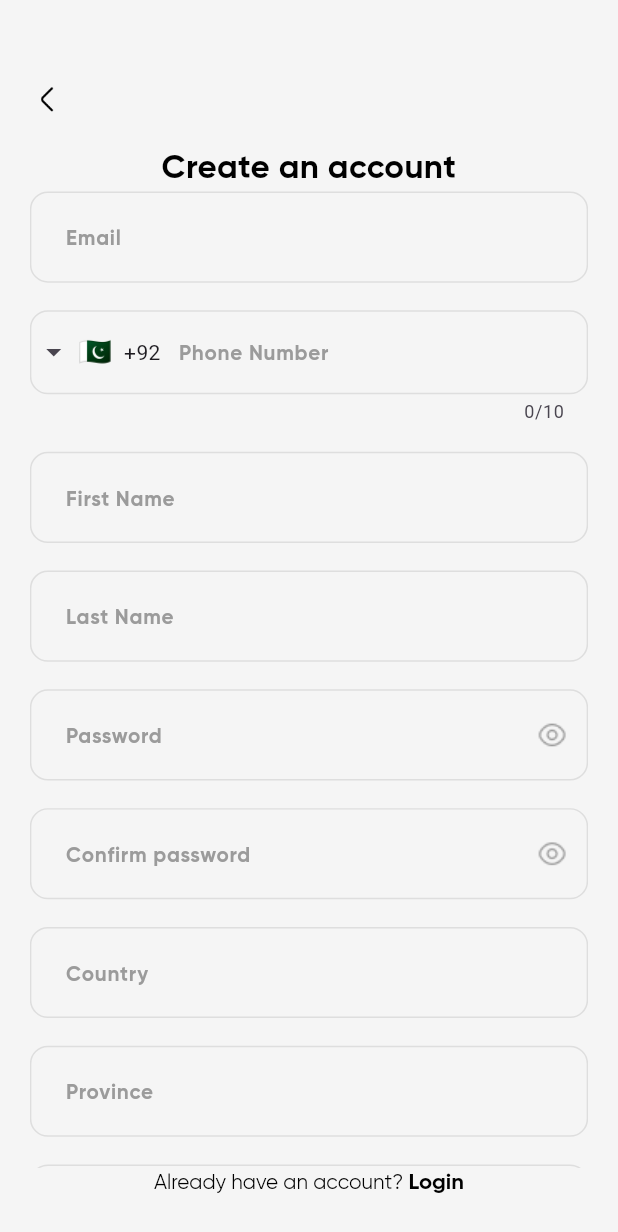
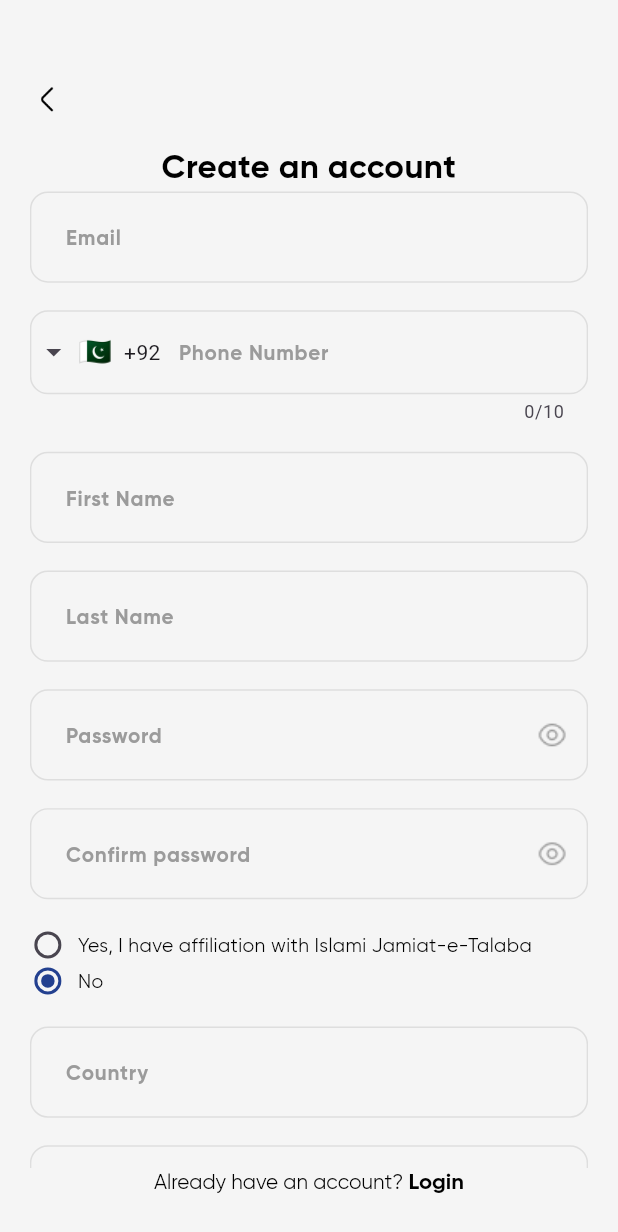
Before and after one commit to ahmedintakhab/IJT_LMS, a Flutter app: the SignInEmptyScreen screen opened directly, on a phone screen of 412 x 824 dp. Shown: the top 1232 px of the screen. Run offline on Flutter 3.47's test engine with Material 3 defaults, Android fonts, the phone set to English and light mode, and no system bars; drawn by our look-alikes of intl_phone_field; our stand-ins replace carousel_slider, dropdown_button2, expandable_text, expansion_tile_card, flick_video_player, flutter_otp_text_field and 7 more; accounts and stored records are empty.

Commit message:
Complete login and signup screens

```diff
--- /dev/null
+++ b/lib/login/sign_up/affiliation_field.dart
@@ -0,0 +1,103 @@
+import 'package:flutter/material.dart';
+import 'package:flutter_screenutil/flutter_screenutil.dart';
+import '../../widget/custom_dropdown.dart';
+
+class AffiliationField extends StatefulWidget {
+  const AffiliationField({super.key});
+
+  @override
+  AffiliationFieldState createState() => AffiliationFieldState();
+}
+
+class AffiliationFieldState extends State<AffiliationField> {
+  bool _hasAffiliation = false; // Default to "No"
+  String? _selectedMemberLevel; // To store the selected dropdown value
+
+  @override
+  Widget build(BuildContext context) {
+    return Column(
+      crossAxisAlignment: CrossAxisAlignment.start,
+      children: [
+        Row(
+          children: [
+            Radio<bool>(
+              value: true,
+              groupValue: _hasAffiliation,
+              onChanged: (value) {
+                setState(() {
+                  _hasAffiliation = value!;
+                  if (!value) {
+                    _selectedMemberLevel = null; // Reset dropdown when "No" is selected
+                  }
+                });
+              },
+              activeColor: const Color(0xFF23408F),
+              materialTapTargetSize: MaterialTapTargetSize.shrinkWrap,
+              visualDensity: VisualDensity(
+                horizontal: VisualDensity.minimumDensity,
+                vertical: VisualDensity.minimumDensity,
+              ),
+            ),
+            SizedBox(width: 8.w),
+            Expanded(
+              child: Text(
+                'Yes, I have affiliation with Islami Jamiat-e-Talaba',
+                style: TextStyle(
+                  fontSize: 14.sp,
+                  fontFamily: 'Gilroy',
+                  color: Colors.black,
+                ),
+              ),
+            ),
+          ],
+        ),
+        Row(
+          children: [
+            Radio<bool>(
+              value: false,
+              groupValue: _hasAffiliation,
+              onChanged: (value) {
+                setState(() {
+                  _hasAffiliation = value!;
+                  if (!value) {
+                    _selectedMemberLevel = null; // Reset dropdown when "No" is selected
+                  }
+                });
+              },
+              activeColor: const Color(0xFF23408F),
+              materialTapTargetSize: MaterialTapTargetSize.shrinkWrap,
+              visualDensity: VisualDensity(
+                horizontal: VisualDensity.minimumDensity,
+                vertical: VisualDensity.minimumDensity,
+              ),
+            ),
+            SizedBox(width: 8.w),
+            Expanded(
+              child: Text(
+                'No',
+                style: TextStyle(
+                  fontSize: 14.sp,
+                  fontFamily: 'Gilroy',
+                  color: Colors.black,
+                ),
+              ),
+            ),
+          ],
+        ),
+        if (_hasAffiliation) ...[
+          SizedBox(height: 10.h),
+          CustomDropdown(
+            hint: 'Select Member Level',
+            value: _selectedMemberLevel,
+            items: const ['Karkun', 'Rafiq', 'Umidwar', 'Rukan'], // Dropdown options
+            onChanged: (value) {
+              setState(() {
+                _selectedMemberLevel = value;
+              });
+            },
+          ),
+        ],
+      ],
+    );
+  }
+}
--- a/lib/login/sign_up/sign_up_empty_screen.dart
+++ b/lib/login/sign_up/sign_up_empty_screen.dart
@@ -9,6 +9,7 @@ import 'package:learn_megnagmet/widget/custom_text_form_field.dart';
 import 'package:learn_megnagmet/widget/phone_number_field.dart';
 
 import '../../utils/screen_size.dart';
+import 'affiliation_field.dart';
 
 class SignInEmptyScreen extends StatefulWidget {
   const SignInEmptyScreen({Key? key}) : super(key: key);
@@ -193,6 +194,8 @@ class _SignInEmptyScreenState extends State<SignInEmptyScreen> {
             },
           ),
           SizedBox(height: 20.h),
+          const AffiliationField(),
+          SizedBox(height: 20.h),
           CustomTextFormField(
             controller: countryController,
             hintText: 'Country',
--- a/pubspec.yaml
+++ b/pubspec.yaml
@@ -48,6 +48,7 @@ dependencies:
   share_plus: ^10.1.3
   fluttertoast: ^8.2.12
   video_player: ^2.5.0
+  dropdown_button2: ^2.3.9
 
 
 
```
Also changed, not shown: lib/widget/custom_dropdown.dart (added, +80 -0 lines), pubspec.lock.
